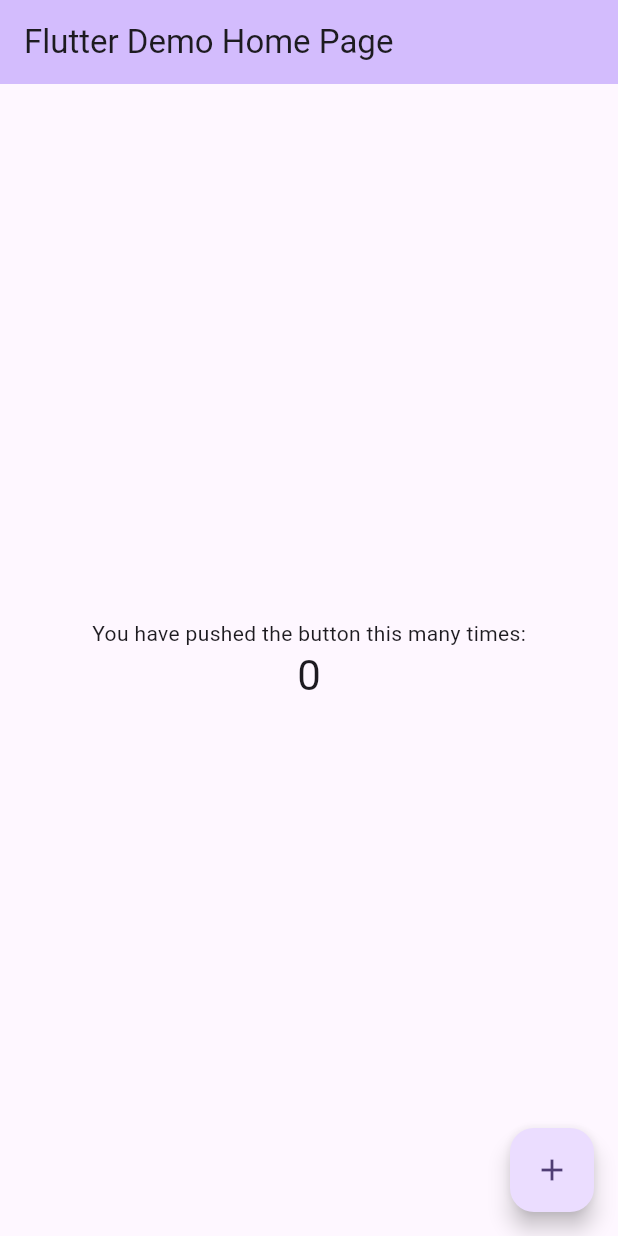
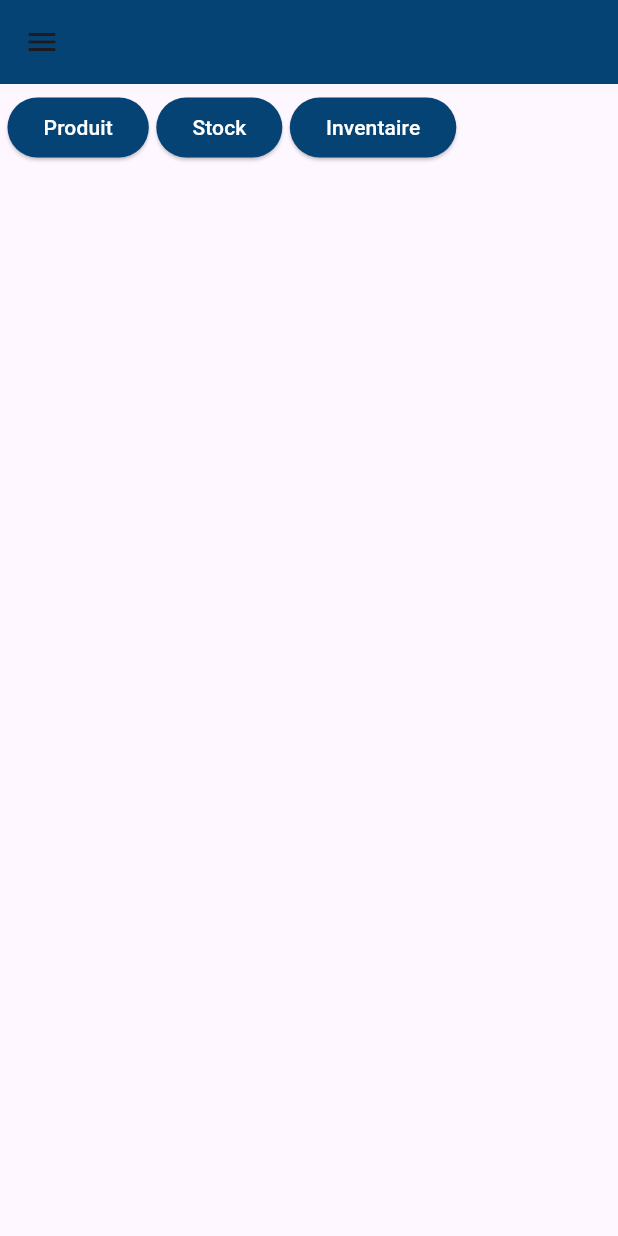
Before and after one commit to Hamidou-Woury-Ba/Projet_dolibar-, a Flutter app: the screen it shows after launch, on a phone screen of 412 x 824 dp. Run offline on Flutter 3.47's test engine with Material 2 defaults, Android fonts, the phone set to English and light mode, and no system bars.

Commit message:
page inventaire et ajout produit

```diff
--- a/lib/main.dart
+++ b/lib/main.dart
@@ -1,4 +1,5 @@
 import 'package:flutter/material.dart';
+import 'pages/home_page.dart';
 
 void main() {
   runApp(const MyApp());
@@ -11,7 +12,7 @@
   @override
   Widget build(BuildContext context) {
     return MaterialApp(
-      title: 'Flutter Demo',
+      title: 'DOLIBARR',
       theme: ThemeData(
         // This is the theme of your application.
         //
@@ -31,10 +32,22 @@
         colorScheme: ColorScheme.fromSeed(seedColor: Colors.deepPurple),
         useMaterial3: true,
       ),
-      home: const MyHomePage(title: 'Flutter Demo Home Page'),
+      home: HomePage(),
     );
   }
 }
+
+
+
+
+
+
+
+
+
+
+
+/*
 
 class MyHomePage extends StatefulWidget {
   const MyHomePage({super.key, required this.title});
@@ -67,6 +80,8 @@
       _counter++;
     });
   }
+
+
 
   @override
   Widget build(BuildContext context) {
@@ -123,3 +138,4 @@
     );
   }
 }
+*/
--- /dev/null
+++ b/lib/pages/home_page.dart
@@ -0,0 +1,274 @@
+import 'package:flutter/material.dart';
+import 'add_product_page.dart';
+import 'inventory_page.dart';
+
+class HomePage extends StatelessWidget {
+  const HomePage({super.key});
+
+  @override
+  Widget build(BuildContext context) {
+    return Scaffold(
+      appBar: AppBar(backgroundColor: const Color.fromARGB(255, 6, 67, 117)),
+      drawer: SafeArea(
+        child: Drawer(
+          child: Column(
+            children: [
+              const DrawerHeader(
+                decoration:
+                    BoxDecoration(color: Color.fromARGB(255, 6, 67, 117)),
+                child: ListTile(
+                  title: Text(
+                    "Inventaire",
+                    style: TextStyle(
+                      color: Colors.white,
+                      fontSize: 20,
+                    ),
+                  ),
+                ),
+              ),
+              ListTile(
+                onTap: () {
+                  Navigator.of(context).pushReplacement(
+                    MaterialPageRoute(builder: (context) {
+                      return AddProductPage();
+                    }),
+                  );
+                },
+                leading: const Icon(Icons.settings),
+                title: const Text(
+                  "Nouvel inventaire",
+                ),
+              ),
+              ListTile(
+                onTap: () {
+                  /*
+                  Navigator.of(context).pushReplacement(
+                    MaterialPageRoute(builder: (context) {
+                      return InventoryPage();
+                    }),
+                  );*/
+                },
+                leading: const Icon(Icons.logout),
+                title: const Text(
+                  "Liste",
+                ),
+              ),
+            ],
+          ),
+        ),
+      ),
+      body: SingleChildScrollView(
+        child: Column(
+          children: [
+            SingleChildScrollView(
+              padding: EdgeInsets.all(5),
+              scrollDirection: Axis.horizontal,
+              child: Row(
+                mainAxisAlignment: MainAxisAlignment.spaceBetween,
+                children: [
+                  ElevatedButton(
+                    onPressed: () {},
+                    style: ElevatedButton.styleFrom(
+                      backgroundColor: const Color.fromARGB(255, 6, 67, 117),
+                      foregroundColor: Colors.white,
+                      shape: const StadiumBorder(),
+                    ),
+                    child: const Text('Produit'),
+                  ),
+                  const SizedBox(width: 5),
+                  ElevatedButton(
+                    onPressed: () {},
+                    style: ElevatedButton.styleFrom(
+                      backgroundColor: const Color.fromARGB(255, 6, 67, 117),
+                      foregroundColor: Colors.white,
+                      shape: const StadiumBorder(),
+                    ),
+                    child: const Text('Stock'),
+                  ),
+                  const SizedBox(width: 5),
+                  ElevatedButton(
+                    onPressed: () {},
+                    style: ElevatedButton.styleFrom(
+                      backgroundColor: const Color.fromARGB(255, 6, 67, 117),
+                      foregroundColor: Colors.white,
+                      shape: const StadiumBorder(),
+                    ),
+                    child: const Text('Inventaire'),
+                  ),
+                ],
+              ),
+            ), /*
+            GestureDetector(
+              onTap: (() {
+                Navigator.of(context).push(
+                  MaterialPageRoute(
+                    builder: (BuildContext context) {
+                      return const DescriptionPage(
+                        title: "How To get rich",
+                        image: "images/wealth.png",
+                      );
+                    },
+                  ),
+                );
+              }),
+              child: Container(
+                margin: const EdgeInsets.symmetric(
+                  horizontal: 10,
+                  vertical: 5,
+                ),
+                width: double.infinity,
+                decoration: BoxDecoration(
+                  borderRadius: BorderRadius.circular(15),
+                  color: Colors.white,
+                  boxShadow: const [
+                    BoxShadow(
+                      color: Colors.black12,
+                      spreadRadius: 2,
+                      blurRadius: 2,
+                      offset: Offset(2, 2),
+                    ),
+                  ],
+                ),
+                child: Column(
+                  children: [
+                    Image.asset('images/wealth.png'),
+                    const ListTile(
+                      title: Text("How to get rich"),
+                      trailing: Icon(Icons.arrow_forward_ios_rounded),
+                    )
+                  ],
+                ),
+              ),
+            ),
+            GestureDetector(
+              onTap: (() {
+                Navigator.of(context).push(
+                  MaterialPageRoute(
+                    builder: (BuildContext context) {
+                      return const DescriptionPage(
+                        title: "Saving money ways",
+                        image: "images/urban-saving-money.png",
+                      );
+                    },
+                  ),
+                );
+              }),
+              child: Container(
+                margin: const EdgeInsets.symmetric(
+                  horizontal: 10,
+                  vertical: 5,
+                ),
+                width: double.infinity,
+                decoration: BoxDecoration(
+                  borderRadius: BorderRadius.circular(15),
+                  color: Colors.white,
+                  boxShadow: const [
+                    BoxShadow(
+                      color: Colors.black12,
+                      spreadRadius: 2,
+                      blurRadius: 2,
+                      offset: Offset(2, 2),
+                    ),
+                  ],
+                ),
+                child: Column(
+                  children: [
+                    Image.asset('images/urban-saving-money.png'),
+                    const ListTile(
+                      title: Text("Saving money ways"),
+                      trailing: Icon(Icons.arrow_forward_ios_rounded),
+                    )
+                  ],
+                ),
+              ),
+            ),
+            GestureDetector(
+              onTap: (() {
+                Navigator.of(context).push(
+                  MaterialPageRoute(
+                    builder: (BuildContext context) {
+                      return const DescriptionPage(
+                        title: "sending global messages",
+                        image: "images/martina-guy-sends-a-message-from-phone.png",
+                      );
+                    },
+                  ),
+                );
+              }),
+              child: Container(
+                margin: const EdgeInsets.symmetric(
+                  horizontal: 10,
+                  vertical: 5,
+                ),
+                width: double.infinity,
+                decoration: BoxDecoration(
+                  borderRadius: BorderRadius.circular(15),
+                  color: Colors.white,
+                  boxShadow: const [
+                    BoxShadow(
+                      color: Colors.black12,
+                      spreadRadius: 2,
+                      blurRadius: 2,
+                      offset: Offset(2, 2),
+                    ),
+                  ],
+                ),
+                child: Column(
+                  children: [
+                    Image.asset("images/martina-guy-sends-a-message-from-phone.png"),
+                    const ListTile(
+                      title: Text("sending global messages"),
+                      trailing: Icon(Icons.arrow_forward_ios_rounded),
+                    )
+                  ],
+                ),
+              ),
+            ),
+            GestureDetector(
+              onTap: (() {
+                Navigator.of(context).push(
+                  MaterialPageRoute(
+                    builder: (BuildContext context) {
+                      return const DescriptionPage(
+                        title: "opening a new shop",
+                        image: "images/login.png",
+                      );
+                    },
+                  ),
+                );
+              }),
+              child: Container(
+                margin: const EdgeInsets.symmetric(
+                  horizontal: 10,
+                  vertical: 5,
+                ),
+                width: double.infinity,
+                decoration: BoxDecoration(
+                  borderRadius: BorderRadius.circular(15),
+                  color: Colors.white,
+                  boxShadow: const [
+                    BoxShadow(
+                      color: Colors.black12,
+                      spreadRadius: 2,
+                      blurRadius: 2,
+                      offset: Offset(2, 2),
+                    ),
+                  ],
+                ),
+                child: Column(
+                  children: [
+                    Image.asset("images/login.png"),
+                    const ListTile(
+                      title: Text("opening a new shop"),
+                      trailing: Icon(Icons.arrow_forward_ios_rounded),
+                    )
+                  ],
+                ),
+              ),
+            ),*/
+          ],
+        ),
+      ),
+    );
+  }
+}
```
Also changed, not shown: lib/pages/add_product_page.dart (added, +138 -0 lines), lib/pages/product.dart (added, +21 -0 lines).
